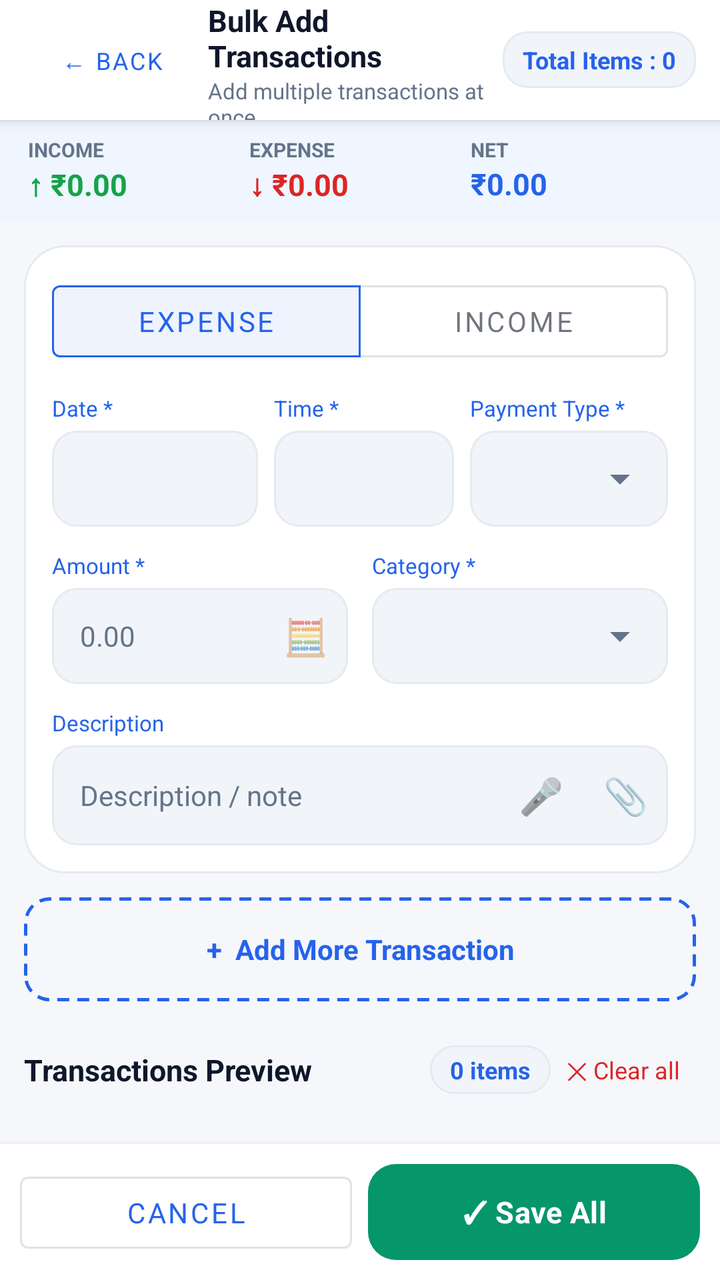
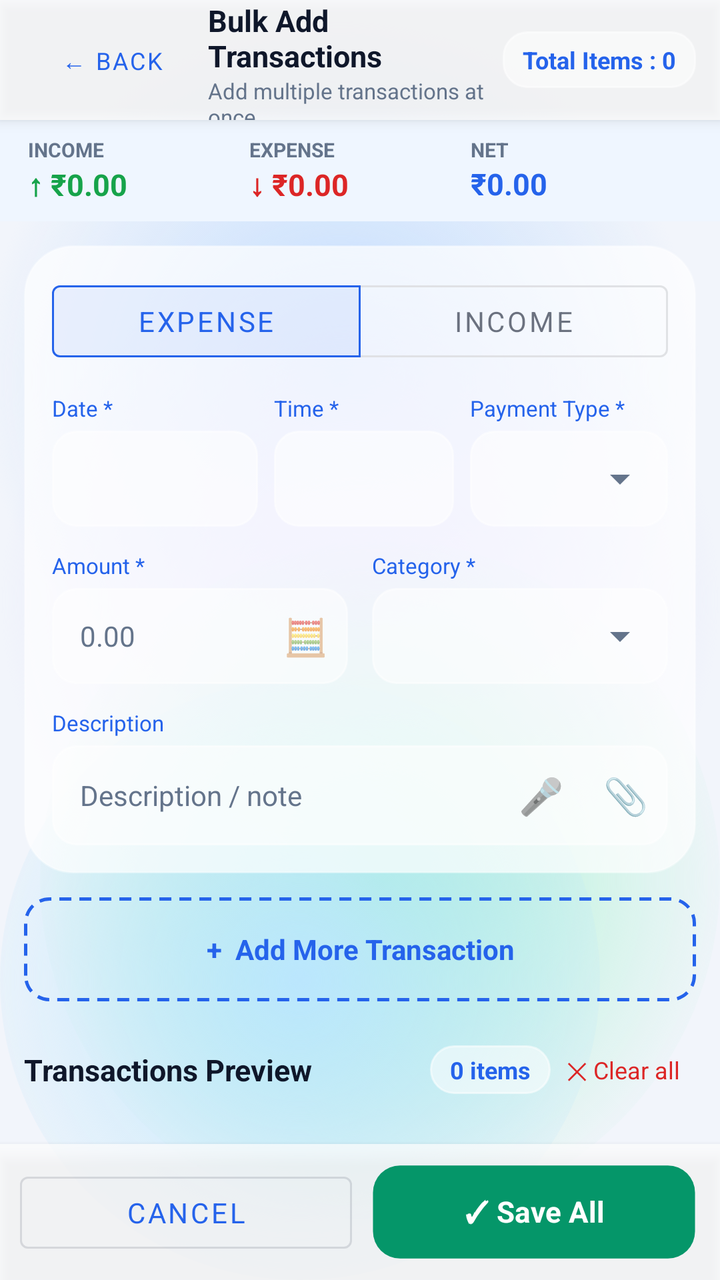

Before-and-after screenshots of an Android layout around one commit, followed by the original layout XML and the change that was made.
<!-- AndroidManifest.xml: application theme Theme.ExpenseOS -->
<!-- res/layout/activity_bulk_add.xml -->
<?xml version="1.0" encoding="utf-8"?>
<LinearLayout xmlns:android="http://schemas.android.com/apk/res/android"
    xmlns:app="http://schemas.android.com/apk/res-auto"
    android:layout_width="match_parent"
    android:layout_height="match_parent"
    android:background="@color/bg"
    android:orientation="vertical">

    
    <LinearLayout
        android:layout_width="match_parent"
        android:layout_height="60dp"
        android:background="@color/nav_bg"
        android:elevation="4dp"
        android:gravity="center_vertical"
        android:orientation="horizontal"
        android:paddingHorizontal="12dp">

        <Button
            android:id="@+id/btnBulkBack"
            style="@style/Widget.MaterialComponents.Button.TextButton"
            android:layout_width="wrap_content"
            android:layout_height="36dp"
            android:text="← Back"
            android:textSize="12sp" />

        <LinearLayout
            android:layout_width="0dp"
            android:layout_height="wrap_content"
            android:layout_weight="1"
            android:orientation="vertical"
            android:paddingStart="4dp">

            <TextView
                android:layout_width="wrap_content"
                android:layout_height="wrap_content"
                android:text="Bulk Add Transactions"
                android:textColor="@color/text"
                android:textSize="15sp"
                android:textStyle="bold" />

            <TextView
                android:layout_width="wrap_content"
                android:layout_height="wrap_content"
                android:text="Add multiple transactions at once"
                android:textColor="@color/text_muted"
                android:textSize="11sp" />
        </LinearLayout>

        <TextView
            android:id="@+id/tvBulkCount"
            android:layout_width="wrap_content"
            android:layout_height="wrap_content"
            android:background="@drawable/bg_input_box"
            android:paddingHorizontal="10dp"
            android:paddingVertical="6dp"
            android:text="Total Items : 0"
            android:textColor="@color/primary"
            android:textSize="12sp"
            android:textStyle="bold" />
    </LinearLayout>

    
    <LinearLayout
        android:layout_width="match_parent"
        android:layout_height="wrap_content"
        android:background="@color/primary_soft"
        android:orientation="horizontal"
        android:paddingHorizontal="14dp"
        android:paddingVertical="8dp">

        <LinearLayout
            android:layout_width="0dp"
            android:layout_height="wrap_content"
            android:layout_weight="1"
            android:orientation="vertical">

            <TextView
                android:layout_width="wrap_content"
                android:layout_height="wrap_content"
                android:text="INCOME"
                android:textColor="@color/text_muted"
                android:textSize="10sp"
                android:textStyle="bold" />

            <TextView
                android:id="@+id/tvBulkIncome"
                android:layout_width="wrap_content"
                android:layout_height="wrap_content"
                android:text="↑ ₹0.00"
                android:textColor="@color/green"
                android:textSize="15sp"
                android:textStyle="bold" />
        </LinearLayout>

        <LinearLayout
            android:layout_width="0dp"
            android:layout_height="wrap_content"
            android:layout_weight="1"
            android:orientation="vertical">

            <TextView
                android:layout_width="wrap_content"
                android:layout_height="wrap_content"
                android:text="EXPENSE"
                android:textColor="@color/text_muted"
                android:textSize="10sp"
                android:textStyle="bold" />

            <TextView
                android:id="@+id/tvBulkExpense"
                android:layout_width="wrap_content"
                android:layout_height="wrap_content"
                android:text="↓ ₹0.00"
                android:textColor="@color/red"
                android:textSize="15sp"
                android:textStyle="bold" />
        </LinearLayout>

        <LinearLayout
            android:layout_width="0dp"
            android:layout_height="wrap_content"
            android:layout_weight="1"
            android:orientation="vertical">

            <TextView
                android:layout_width="wrap_content"
                android:layout_height="wrap_content"
                android:text="NET"
                android:textColor="@color/text_muted"
                android:textSize="10sp"
                android:textStyle="bold" />

            <TextView
                android:id="@+id/tvBulkNet"
                android:layout_width="wrap_content"
                android:layout_height="wrap_content"
                android:text="₹0.00"
                android:textColor="@color/primary"
                android:textSize="15sp"
                android:textStyle="bold" />
        </LinearLayout>
    </LinearLayout>

    <ScrollView
        android:id="@+id/svBulk"
        android:layout_width="match_parent"
        android:layout_height="0dp"
        android:layout_weight="1">

        <LinearLayout
            android:layout_width="match_parent"
            android:layout_height="wrap_content"
            android:orientation="vertical"
            android:padding="12dp">

            
            <LinearLayout
                android:layout_width="match_parent"
                android:layout_height="wrap_content"
                android:background="@drawable/bg_card"
                android:orientation="vertical"
                android:padding="14dp">

                <com.google.android.material.button.MaterialButtonToggleGroup
                    android:id="@+id/toggleBulkType"
                    android:layout_width="match_parent"
                    android:layout_height="wrap_content"
                    app:checkedButton="@+id/btnBulkTypeExpense"
                    app:selectionRequired="true"
                    app:singleSelection="true">

                    <Button
                        android:id="@+id/btnBulkTypeExpense"
                        style="?attr/materialButtonOutlinedStyle"
                        android:layout_width="0dp"
                        android:layout_height="wrap_content"
                        android:layout_weight="1"
                        android:text="Expense" />

                    <Button
                        android:id="@+id/btnBulkTypeIncome"
                        style="?attr/materialButtonOutlinedStyle"
                        android:layout_width="0dp"
                        android:layout_height="wrap_content"
                        android:layout_weight="1"
                        android:text="Income" />
                </com.google.android.material.button.MaterialButtonToggleGroup>

                
                <LinearLayout
                    android:layout_width="match_parent"
                    android:layout_height="wrap_content"
                    android:layout_marginTop="12dp"
                    android:orientation="horizontal">

                    
                    <LinearLayout
                        android:layout_width="0dp"
                        android:layout_height="wrap_content"
                        android:layout_marginEnd="4dp"
                        android:layout_weight="1.15"
                        android:orientation="vertical">

                        <TextView
                            android:layout_width="wrap_content"
                            android:layout_height="wrap_content"
                            android:text="Date *"
                            android:textColor="@color/primary"
                            android:textSize="11sp" />

                        <TextView
                            android:id="@+id/tvBulkDate"
                            android:layout_width="match_parent"
                            android:layout_height="48dp"
                            android:layout_marginTop="4dp"
                            android:background="@drawable/bg_input_box"
                            android:clickable="true"
                            android:focusable="true"
                            android:gravity="center_vertical"
                            android:paddingHorizontal="8dp"
                            android:singleLine="true"
                            android:textColor="@color/text"
                            android:textSize="13sp" />
                    </LinearLayout>

                    
                    <LinearLayout
                        android:layout_width="0dp"
                        android:layout_height="wrap_content"
                        android:layout_marginStart="4dp"
                        android:layout_marginEnd="4dp"
                        android:layout_weight="1"
                        android:orientation="vertical">

                        <TextView
                            android:layout_width="wrap_content"
                            android:layout_height="wrap_content"
                            android:text="Time *"
                            android:textColor="@color/primary"
                            android:textSize="11sp" />

                        <TextView
                            android:id="@+id/tvBulkTime"
                            android:layout_width="match_parent"
                            android:layout_height="48dp"
                            android:layout_marginTop="4dp"
                            android:background="@drawable/bg_input_box"
                            android:clickable="true"
                            android:focusable="true"
                            android:gravity="center_vertical"
                            android:paddingHorizontal="8dp"
                            android:singleLine="true"
                            android:textColor="@color/text"
                            android:textSize="13sp" />
                    </LinearLayout>

                    
                    <LinearLayout
                        android:layout_width="0dp"
                        android:layout_height="wrap_content"
                        android:layout_marginStart="4dp"
                        android:layout_weight="1.1"
                        android:orientation="vertical">

                        <TextView
                            android:layout_width="wrap_content"
                            android:layout_height="wrap_content"
                            android:text="Payment Type *"
                            android:textColor="@color/primary"
                            android:textSize="11sp" />

                        <LinearLayout
                            android:layout_width="match_parent"
                            android:layout_height="48dp"
                            android:layout_marginTop="4dp"
                            android:background="@drawable/bg_input_box"
                            android:gravity="center_vertical">

                            <Spinner
                                android:id="@+id/spBulkPaymentType"
                                android:layout_width="match_parent"
                                android:layout_height="match_parent" />
                        </LinearLayout>
                    </LinearLayout>
                </LinearLayout>

                
                <LinearLayout
                    android:layout_width="match_parent"
                    android:layout_height="wrap_content"
                    android:layout_marginTop="12dp"
                    android:orientation="horizontal">

                    <LinearLayout
                        android:layout_width="0dp"
                        android:layout_height="wrap_content"
                        android:layout_marginEnd="6dp"
                        android:layout_weight="1"
                        android:orientation="vertical">

                        <TextView
                            android:layout_width="wrap_content"
                            android:layout_height="wrap_content"
                            android:text="Amount *"
                            android:textColor="@color/primary"
                            android:textSize="11sp" />

                        <LinearLayout
                            android:layout_width="match_parent"
                            android:layout_height="48dp"
                            android:layout_marginTop="4dp"
                            android:background="@drawable/bg_input_box"
                            android:gravity="center_vertical"
                            android:orientation="horizontal">

                            <EditText
                                android:id="@+id/etBulkAmount"
                                android:layout_width="0dp"
                                android:layout_height="match_parent"
                                android:layout_weight="1"
                                android:background="@null"
                                android:hint="0.00"
                                android:inputType="numberDecimal"
                                android:paddingHorizontal="12dp"
                                android:textColor="@color/text"
                                android:textColorHint="@color/text_muted"
                                android:textSize="14sp" />

                            <TextView
                                android:id="@+id/btnBulkCalc"
                                android:layout_width="wrap_content"
                                android:layout_height="wrap_content"
                                android:background="?attr/selectableItemBackgroundBorderless"
                                android:clickable="true"
                                android:focusable="true"
                                android:padding="10dp"
                                android:text="🧮"
                                android:textSize="18sp" />
                        </LinearLayout>
                    </LinearLayout>

                    <LinearLayout
                        android:layout_width="0dp"
                        android:layout_height="wrap_content"
                        android:layout_marginStart="6dp"
                        android:layout_weight="1"
                        android:orientation="vertical">

                        <TextView
                            android:layout_width="wrap_content"
                            android:layout_height="wrap_content"
                            android:text="Category *"
                            android:textColor="@color/primary"
                            android:textSize="11sp" />

                        <LinearLayout
                            android:layout_width="match_parent"
                            android:layout_height="48dp"
                            android:layout_marginTop="4dp"
                            android:background="@drawable/bg_input_box"
                            android:gravity="center_vertical">

                            <Spinner
                                android:id="@+id/spBulkCategory"
                                android:layout_width="match_parent"
                                android:layout_height="match_parent" />
                        </LinearLayout>
                    </LinearLayout>
                </LinearLayout>

                
                <LinearLayout
                    android:id="@+id/llBulkSubWrap"
                    android:layout_width="match_parent"
                    android:layout_height="wrap_content"
                    android:layout_marginTop="12dp"
                    android:orientation="vertical"
                    android:visibility="gone">

                    <TextView
                        android:layout_width="wrap_content"
                        android:layout_height="wrap_content"
                        android:text="Sub-Category *"
                        android:textColor="@color/primary"
                        android:textSize="11sp" />

                    <LinearLayout
                        android:layout_width="match_parent"
                        android:layout_height="48dp"
                        android:layout_marginTop="4dp"
                        android:background="@drawable/bg_input_box"
                        android:gravity="center_vertical">

                        <Spinner
                            android:id="@+id/spBulkSubCategory"
                            android:layout_width="match_parent"
                            android:layout_height="match_parent"
                            android:visibility="gone" />
                    </LinearLayout>
                </LinearLayout>

                
                <TextView
                    android:id="@+id/tvBulkKwSuggestion"
                    android:layout_width="wrap_content"
                    android:layout_height="wrap_content"
                    android:layout_marginTop="12dp"
                    android:background="@drawable/bg_chip_suggestion"
                    android:clickable="true"
                    android:focusable="true"
                    android:paddingHorizontal="10dp"
                    android:paddingVertical="5dp"
                    android:textColor="@color/green"
                    android:textSize="11sp"
                    android:visibility="gone" />

                
                <TextView
                    android:layout_width="wrap_content"
                    android:layout_height="wrap_content"
                    android:layout_marginTop="12dp"
                    android:text="Description"
                    android:textColor="@color/primary"
                    android:textSize="11sp" />

                <LinearLayout
                    android:layout_width="match_parent"
                    android:layout_height="wrap_content"
                    android:layout_marginTop="4dp"
                    android:background="@drawable/bg_input_box"
                    android:gravity="center_vertical"
                    android:minHeight="48dp"
                    android:orientation="horizontal">

                    <EditText
                        android:id="@+id/etBulkNote"
                        android:layout_width="0dp"
                        android:layout_height="wrap_content"
                        android:layout_weight="1"
                        android:background="@null"
                        android:hint="Description / note"
                        android:inputType="textCapSentences|textMultiLine"
                        android:maxLines="3"
                        android:paddingHorizontal="12dp"
                        android:textColor="@color/text"
                        android:textColorHint="@color/text_muted"
                        android:textSize="14sp" />

                    <TextView
                        android:id="@+id/btnBulkMic"
                        android:layout_width="wrap_content"
                        android:layout_height="wrap_content"
                        android:background="?attr/selectableItemBackgroundBorderless"
                        android:clickable="true"
                        android:focusable="true"
                        android:padding="10dp"
                        android:text="🎤"
                        android:textSize="18sp" />

                    <TextView
                        android:id="@+id/btnBulkAttach"
                        android:layout_width="wrap_content"
                        android:layout_height="wrap_content"
                        android:background="?attr/selectableItemBackgroundBorderless"
                        android:clickable="true"
                        android:focusable="true"
                        android:padding="10dp"
                        android:text="📎"
                        android:textSize="18sp" />
                </LinearLayout>

                <LinearLayout
                    android:id="@+id/llBulkAttachList"
                    android:layout_width="match_parent"
                    android:layout_height="wrap_content"
                    android:orientation="vertical" />

                <LinearLayout
                    android:id="@+id/llBulkCustomFields"
                    android:layout_width="match_parent"
                    android:layout_height="wrap_content"
                    android:orientation="vertical" />
            </LinearLayout>

            
            <TextView
                android:id="@+id/btnBulkAddMore"
                android:layout_width="match_parent"
                android:layout_height="52dp"
                android:layout_marginTop="12dp"
                android:background="@drawable/bg_dashed_add"
                android:clickable="true"
                android:focusable="true"
                android:gravity="center"
                android:text="+  Add More Transaction"
                android:textColor="@color/primary"
                android:textSize="14sp"
                android:textStyle="bold" />

            <TextView
                android:id="@+id/tvBulkCancelEdit"
                android:layout_width="match_parent"
                android:layout_height="wrap_content"
                android:clickable="true"
                android:focusable="true"
                android:gravity="center"
                android:padding="10dp"
                android:text="✕ Cancel edit"
                android:textColor="@color/red"
                android:textSize="12sp"
                android:visibility="gone" />

            
            <LinearLayout
                android:layout_width="match_parent"
                android:layout_height="wrap_content"
                android:layout_marginTop="18dp"
                android:layout_marginBottom="8dp"
                android:gravity="center_vertical"
                android:orientation="horizontal">

                <TextView
                    android:layout_width="0dp"
                    android:layout_height="wrap_content"
                    android:layout_weight="1"
                    android:text="Transactions Preview"
                    android:textColor="@color/text"
                    android:textSize="15sp"
                    android:textStyle="bold" />

                <TextView
                    android:id="@+id/tvBulkPreviewCount"
                    android:layout_width="wrap_content"
                    android:layout_height="wrap_content"
                    android:background="@drawable/bg_input_box"
                    android:paddingHorizontal="10dp"
                    android:paddingVertical="4dp"
                    android:text="0 items"
                    android:textColor="@color/primary"
                    android:textSize="12sp"
                    android:textStyle="bold" />

                <TextView
                    android:id="@+id/btnBulkClear"
                    android:layout_width="wrap_content"
                    android:layout_height="wrap_content"
                    android:clickable="true"
                    android:focusable="true"
                    android:padding="8dp"
                    android:text="✕ Clear all"
                    android:textColor="@color/red"
                    android:textSize="12sp" />
            </LinearLayout>

            <LinearLayout
                android:id="@+id/llBulkPreview"
                android:layout_width="match_parent"
                android:layout_height="wrap_content"
                android:orientation="vertical" />
        </LinearLayout>
    </ScrollView>

    
    <LinearLayout
        android:layout_width="match_parent"
        android:layout_height="wrap_content"
        android:background="@color/nav_bg"
        android:elevation="4dp"
        android:orientation="vertical"
        android:padding="10dp">

        <TextView
            android:id="@+id/tvBulkResult"
            android:layout_width="wrap_content"
            android:layout_height="wrap_content"
            android:layout_marginBottom="6dp"
            android:textSize="13sp"
            android:textStyle="bold"
            android:visibility="gone" />

        <LinearLayout
            android:layout_width="match_parent"
            android:layout_height="wrap_content"
            android:orientation="horizontal">

            <Button
                android:id="@+id/btnBulkCancel"
                style="@style/Widget.MaterialComponents.Button.OutlinedButton"
                android:layout_width="0dp"
                android:layout_height="48dp"
                android:layout_marginEnd="8dp"
                android:layout_weight="1"
                android:text="Cancel" />

            <Button
                android:id="@+id/btnBulkSaveAllBottom"
                style="@style/BtnSuccess"
                android:layout_width="0dp"
                android:layout_height="48dp"
                android:layout_weight="1"
                android:text="✓ Save All" />
        </LinearLayout>
    </LinearLayout>
</LinearLayout>
<!-- resources referenced by this layout -->
<resources>
  <color name="bg">#F5F7FB</color>
  <color name="nav_bg">#FFFFFF</color>
  <!-- drawable bg_card (drawable) -->
  <?xml version="1.0" encoding="utf-8"?>
  <shape xmlns:android="http://schemas.android.com/apk/res/android" android:shape="rectangle">
      <solid android:color="@color/bg_card"/>
      <stroke android:width="1dp" android:color="@color/border"/>
      <corners android:radius="20dp"/>
  </shape>
  <style name="Theme.ExpenseOS" parent="Theme.MaterialComponents.DayNight.NoActionBar">
          <item name="colorPrimary">@color/primary</item>
          <item name="colorPrimaryVariant">@color/primary_dark</item>
          <item name="colorPrimaryDark">@color/primary_dark</item>
          <item name="colorOnPrimary">@color/on_primary</item>
          <item name="colorSecondary">@color/secondary</item>
          <item name="colorSecondaryVariant">@color/secondary_dark</item>
          <item name="colorOnSecondary">@color/on_primary</item>
          <item name="colorAccent">@color/primary</item>
          <item name="colorSurface">@color/surface</item>
          <item name="colorOnSurface">@color/text</item>
          <item name="colorOnBackground">@color/text</item>
          <item name="colorError">@color/danger</item>
          <item name="android:colorBackground">@color/bg</item>
          <item name="android:windowBackground">@color/bg</item>
  
          <item name="android:textColorPrimary">@color/text</item>
          <item name="android:textColorSecondary">@color/text_muted</item>
          <item name="android:textColorHint">@color/text_hint</item>
          <item name="android:fontFamily">sans-serif</item>
          <item name="fontFamily">sans-serif</item>
  
          
          <item name="android:statusBarColor">@color/bg</item>
          <item name="android:navigationBarColor">@color/nav_bg</item>
          <item name="android:windowLightStatusBar">true</item>
          <item name="android:windowLightNavigationBar" tools:targetApi="o_mr1">true</item>
          <item name="android:forceDarkAllowed" tools:targetApi="q">false</item>
  
          
          <item name="editTextStyle">@style/Widget.ExpenseOS.EditText</item>
          <item name="materialAlertDialogTheme">@style/ThemeOverlay.ExpenseOS.Dialog</item>
          <item name="bottomSheetDialogTheme">@style/ThemeOverlay.ExpenseOS.BottomSheet</item>
          <item name="materialTimePickerTheme">@style/ThemeOverlay.ExpenseOS.TimePicker</item>
          <item name="android:windowAnimationStyle">@style/Animation.ExpenseOS.Window</item>
          <item name="android:windowActivityTransitions">true</item>
          <item name="android:windowContentTransitions">true</item>
      </style>
  <color name="bg_card">#FFFFFF</color>
  <color name="border">#E5EAF2</color>
  <color name="surface_2">#F1F5F9</color>
  <style name="BtnBase" parent="Widget.MaterialComponents.Button">
          <item name="android:textSize">@dimen/type_subtitle</item>
          <item name="android:textStyle">bold</item>
          <item name="android:letterSpacing">0.01</item>
          <item name="android:textAllCaps">false</item>
          <item name="android:minHeight">@dimen/touch_target</item>
          <item name="android:insetTop">0dp</item>
          <item name="android:insetBottom">0dp</item>
          <item name="cornerRadius">14dp</item>
          <item name="android:stateListAnimator">@null</item>
      </style>
  <color name="surface">#FFFFFF</color>
  <!-- unchanged entries left out for length: 30 -->
</resources>

<!-- the commit's change to res/layout/activity_bulk_add.xml (unified diff, before → after) -->
@@ -3,7 +3,7 @@
     xmlns:app="http://schemas.android.com/apk/res-auto"
     android:layout_width="match_parent"
     android:layout_height="match_parent"
-    android:background="@color/bg"
+    android:background="@android:color/transparent"
     android:orientation="vertical">
 
     
<!-- resource entries referenced after the edit -->
@@ -1,13 +1,67 @@
 <!-- resources referenced by this layout -->
 <resources>
-  <color name="bg">#F5F7FB</color>
-  <color name="nav_bg">#FFFFFF</color>
+  <color name="bg">#F2F5FB</color>
+  <!-- drawable aurora_bg (drawable) -->
+  <?xml version="1.0" encoding="utf-8"?>
+  <layer-list xmlns:android="http://schemas.android.com/apk/res/android">
+      <item android:drawable="@color/aurora_base" />
+      <item android:width="380dp" android:height="380dp"
+          android:gravity="top|end"
+          android:drawable="@drawable/aurora_blob_blue" />
+      <item android:width="360dp" android:height="360dp"
+          android:gravity="start" android:top="120dp"
+          android:drawable="@drawable/aurora_blob_violet" />
+      <item android:width="340dp" android:height="340dp"
+          android:gravity="bottom|end" android:bottom="30dp"
+          android:drawable="@drawable/aurora_blob_mint" />
+      <item android:width="300dp" android:height="300dp"
+          android:gravity="bottom|start"
+          android:drawable="@drawable/aurora_blob_sky" />
+  </layer-list>
+  <color name="aurora_base">#F2F5FB</color>
+  <!-- drawable aurora_blob_blue (drawable) -->
+  <?xml version="1.0" encoding="utf-8"?>
+  <shape xmlns:android="http://schemas.android.com/apk/res/android" android:shape="oval">
+      <gradient
+          android:type="radial"
+          android:gradientRadius="180dp"
+          android:startColor="#BFDBFE"
+          android:endColor="#00BFDBFE" />
+  </shape>
+  <!-- drawable aurora_blob_violet (drawable) -->
+  <?xml version="1.0" encoding="utf-8"?>
+  <shape xmlns:android="http://schemas.android.com/apk/res/android" android:shape="oval">
+      <gradient
+          android:type="radial"
+          android:gradientRadius="180dp"
+          android:startColor="#DDD6FE"
+          android:endColor="#00DDD6FE" />
+  </shape>
+  <!-- drawable aurora_blob_mint (drawable) -->
+  <?xml version="1.0" encoding="utf-8"?>
+  <shape xmlns:android="http://schemas.android.com/apk/res/android" android:shape="oval">
+      <gradient
+          android:type="radial"
+          android:gradientRadius="180dp"
+          android:startColor="#A7F3D0"
+          android:endColor="#00A7F3D0" />
+  </shape>
+  <!-- drawable aurora_blob_sky (drawable) -->
+  <?xml version="1.0" encoding="utf-8"?>
+  <shape xmlns:android="http://schemas.android.com/apk/res/android" android:shape="oval">
+      <gradient
+          android:type="radial"
+          android:gradientRadius="180dp"
+          android:startColor="#BAE6FD"
+          android:endColor="#00BAE6FD" />
+  </shape>
+  <color name="nav_bg">#B9FFFFFF</color>
   <!-- drawable bg_card (drawable) -->
   <?xml version="1.0" encoding="utf-8"?>
   <shape xmlns:android="http://schemas.android.com/apk/res/android" android:shape="rectangle">
-      <solid android:color="@color/bg_card"/>
-      <stroke android:width="1dp" android:color="@color/border"/>
-      <corners android:radius="20dp"/>
+      <solid android:color="@color/glass_fill"/>
+      <stroke android:width="1dp" android:color="@color/glass_stroke_soft"/>
+      <corners android:radius="24dp"/>
   </shape>
   <style name="Theme.ExpenseOS" parent="Theme.MaterialComponents.DayNight.NoActionBar">
           <item name="colorPrimary">@color/primary</item>
@@ -23,7 +77,7 @@
           <item name="colorOnBackground">@color/text</item>
           <item name="colorError">@color/danger</item>
           <item name="android:colorBackground">@color/bg</item>
-          <item name="android:windowBackground">@color/bg</item>
+          <item name="android:windowBackground">@drawable/aurora_bg</item>
   
           <item name="android:textColorPrimary">@color/text</item>
           <item name="android:textColorSecondary">@color/text_muted</item>
@@ -32,8 +86,8 @@
           <item name="fontFamily">sans-serif</item>
   
           
-          <item name="android:statusBarColor">@color/bg</item>
-          <item name="android:navigationBarColor">@color/nav_bg</item>
+          <item name="android:statusBarColor">@android:color/transparent</item>
+          <item name="android:navigationBarColor">@android:color/transparent</item>
           <item name="android:windowLightStatusBar">true</item>
           <item name="android:windowLightNavigationBar" tools:targetApi="o_mr1">true</item>
           <item name="android:forceDarkAllowed" tools:targetApi="q">false</item>
@@ -47,9 +101,10 @@
           <item name="android:windowActivityTransitions">true</item>
           <item name="android:windowContentTransitions">true</item>
       </style>
-  <color name="bg_card">#FFFFFF</color>
-  <color name="border">#E5EAF2</color>
-  <color name="surface_2">#F1F5F9</color>
+  <color name="glass_fill">#B4FFFFFF</color>
+  <color name="glass_stroke_soft">#59FFFFFF</color>
+  <color name="border">#8CFFFFFF</color>
+  <color name="surface_2">#8CFFFFFF</color>
   <style name="BtnBase" parent="Widget.MaterialComponents.Button">
           <item name="android:textSize">@dimen/type_subtitle</item>
           <item name="android:textStyle">bold</item>
@@ -59,9 +114,9 @@
           <item name="android:insetTop">0dp</item>
           <item name="android:insetBottom">0dp</item>
           <item name="cornerRadius">14dp</item>
-          <item name="android:stateListAnimator">@null</item>
+          <item name="android:stateListAnimator">@animator/btn_press_scale</item>
       </style>
-  <color name="surface">#FFFFFF</color>
+  <color name="surface">#E9FFFFFF</color>
   <!-- unchanged entries left out for length: 30 -->
 </resources>
 
